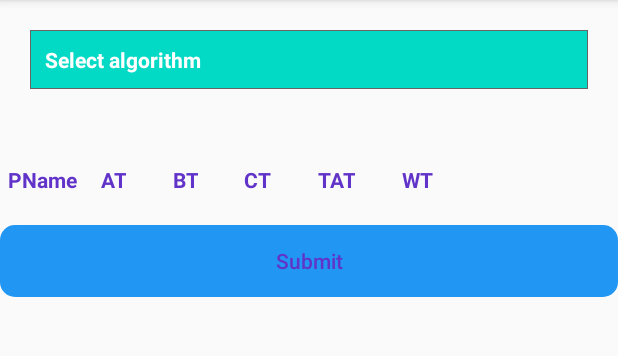
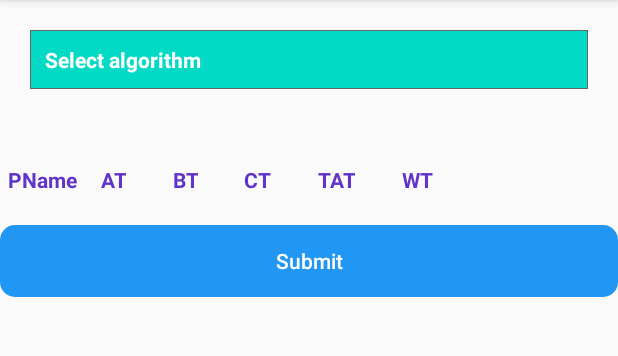
Before and after one commit to mudra16bhandari/CPU-Scheduling, an Android app: the screen it shows after launch (HomeActivity), after a tap on "Submit", on a phone screen of 412 x 824 dp, the part 84-440 px from its top. Run offline under Robolectric (Android 15) with nearby library versions, the phone set to English and light mode, and no system bars; 3 other taps on this screen came first.

```diff
--- a/app/src/main/res/layout/activity_main.xml
+++ b/app/src/main/res/layout/activity_main.xml
@@ -150,7 +150,7 @@
         android:paddingRight="10dp"
         android:text="Submit"
         android:textAllCaps="false"
-        android:textColor="@color/colorPrimaryDark"
+        android:textColor="@color/white"
         app:layout_constraintBottom_toBottomOf="parent"
         app:layout_constraintEnd_toEndOf="parent"
         app:layout_constraintStart_toStartOf="parent"></Button>
--- a/app/src/main/res/layout/home_activity.xml
+++ b/app/src/main/res/layout/home_activity.xml
@@ -31,7 +31,18 @@
             android:id="@+id/change_tq"
             android:textAlignment="center"
             android:visibility="gone"
+            android:background="@drawable/round_primary"
+            android:textColor="@color/white"
+            android:padding="10dp"
             ></Button>
+        <TextView android:layout_height="wrap_content"
+            android:layout_width = "wrap_content"
+            android:text = "Time Quantum : "
+            android:layout_gravity="center"
+            android:id="@+id/time_quantum"
+            android:visibility="gone">
+
+        </TextView>
         <LinearLayout
             android:layout_width="match_parent"
             android:layout_height="wrap_content"
@@ -170,7 +181,7 @@
                 android:paddingRight="10dp"
                 android:text="Submit"
                 android:textAllCaps="false"
-                android:textColor="@color/colorPrimaryDark"
+                android:textColor="@color/white"
                 app:layout_constraintBottom_toBottomOf="parent"
                 app:layout_constraintEnd_toEndOf="parent"
                 app:layout_constraintStart_toStartOf="parent"></Button>
--- a/app/src/main/res/layout/row_add_input.xml
+++ b/app/src/main/res/layout/row_add_input.xml
@@ -63,7 +63,8 @@
                 android:textSize="14sp"
                 android:layout_weight="20"
                 android:hint="IO"
-                android:visibility="gone"></EditText>
+                android:visibility="gone"
+                android:inputType="numberDecimal"></EditText>
 
             <EditText
                 android:id="@+id/input_bt2"
@@ -76,7 +77,8 @@
                 android:textSize="14sp"
                 android:layout_weight="20"
                 android:hint="BT"
-                android:visibility="gone"></EditText>
+                android:visibility="gone"
+                android:inputType="numberDecimal"></EditText>
 
         </TableRow>
     </LinearLayout>
--- a/app/src/main/res/layout/sum_add.xml
+++ b/app/src/main/res/layout/sum_add.xml
@@ -92,7 +92,6 @@
                 android:id="@+id/sum_prior"
                 android:layout_height="match_parent"
                 android:layout_width="wrap_content"
-                android:background="@android:color/transparent"
                 android:paddingRight="5dp"
                 android:paddingBottom="5dp"
                 android:layout_marginRight="10dp"
@@ -100,7 +99,9 @@
                 android:textAlignment="center"
                 android:gravity="center"
                 android:layout_weight="20"
-                android:inputType="number" />
+                android:textSize="14sp"
+                android:visibility="invisible"
+                android:inputType="numberDecimal" />
 
         </TableRow>
 
--- a/app/src/main/res/values/colors.xml
+++ b/app/src/main/res/values/colors.xml
@@ -3,4 +3,5 @@
     <color name="colorPrimary">#2196F3</color>
     <color name="colorPrimaryDark">#6133C8</color>
     <color name="colorAccent">#03DAC5</color>
+    <color name="white">#FFFFFF</color>
 </resources>
```
Also changed, not shown: app/src/main/java/com/example/scheduling/HomeActivity.java (+76 -33 lines).
